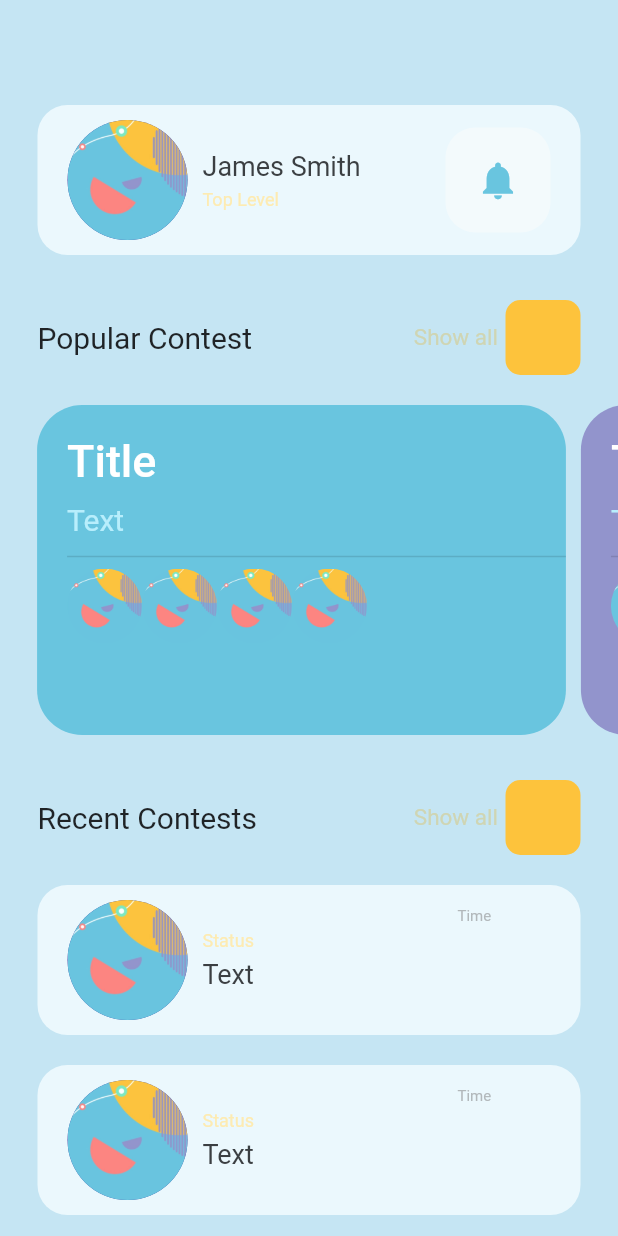
After one commit to lukechoi14/seventh_flutter_app, a Flutter app: the ContentPage screen opened directly, on a phone screen of 412 x 824 dp. The commit adds this screen. Run offline on Flutter 3.47's test engine with Material 2 defaults, Android fonts, the phone set to English and light mode, and no system bars; our stand-ins replace get.

Commit message:
content page done

```diff
--- /dev/null
+++ b/lib/content_page.dart
@@ -0,0 +1,339 @@
+import 'dart:convert';
+
+import 'package:flutter/cupertino.dart';
+import 'package:flutter/material.dart';
+import 'package:get/get.dart';
+
+// import 'my_detail_page.dart';
+class ContentPage extends StatefulWidget {
+  const ContentPage({Key? key}) : super(key: key);
+
+  @override
+  _ContentPageState createState() => _ContentPageState();
+}
+
+class _ContentPageState extends State<ContentPage> {
+
+  @override
+  Widget build(BuildContext context) {
+    double height=MediaQuery.of(context).size.height;
+    double width=MediaQuery.of(context).size.width;
+    int _currentIndex  = 0;
+    return
+      Scaffold(
+        body: Container(
+          padding: const EdgeInsets.only( top:70),
+          color:Color(0xFFc5e5f3),
+          child: Column(
+            children: [
+              //james smith
+              Container(
+                width: width,
+                height: 100,
+                margin: const EdgeInsets.only(left: 25, right: 25),
+                decoration: BoxDecoration(
+                  borderRadius: BorderRadius.circular(20),
+                  color:Color(0xFFebf8fd),
+                ),
+                child: Container(
+                  padding: const EdgeInsets.only(left: 20, right: 20),
+                  child: Row(
+                    children: [
+                      CircleAvatar(
+                        radius:40,
+                        backgroundImage: AssetImage(
+                            "img/background.jpg"
+                        ),
+                      ),
+                      SizedBox(width: 10,),
+                      Column(
+                        mainAxisAlignment: MainAxisAlignment.center,
+                        crossAxisAlignment: CrossAxisAlignment.start,
+                        children: [
+                          Text(
+                            "James Smith",
+                            style: TextStyle(
+                                color:Color(0xFF3b3f42),
+                                fontSize: 18,
+                                decoration: TextDecoration.none
+                            ),
+                          ),
+                          SizedBox(height: 5,),
+                          Text(
+                            "Top Level",
+                            style: TextStyle(
+                                color:Color(0xFFfdebb2),
+                                fontSize: 12,
+                                decoration: TextDecoration.none
+                            ),
+                          ),
+
+                        ],
+                      ),
+                      Expanded(child: Container()),
+                      Container(
+                        width: 70,
+                        height: 70,
+                        decoration: BoxDecoration(
+                            borderRadius: BorderRadius.circular(20),
+                            color:Color(0xFFf3fafc)
+                        ),
+                        child: Center(
+                          child: Icon(
+                            Icons.notifications,
+                            color:Color(0xFF69c5df),
+                            size: 30,
+                          ),
+                        ),
+                      ),
+
+                    ],
+                  ),
+                ),
+              ),
+              SizedBox(height: 30,),
+              //popular contest
+              Container(
+                padding: const EdgeInsets.only(left: 25, right: 25),
+                child: Row(
+                  children: [
+                    Text(
+                      "Popular Contest",
+                      style: TextStyle(
+                          color:Color(0xFF1f2326),
+                          fontSize: 20,
+                          decoration: TextDecoration.none
+                      ),
+                    ),
+                    Expanded(child: Container()),
+                    Text(
+                      "Show all",
+                      style: TextStyle(
+                          color:Color(0xFFcfd5b3),
+                          fontSize: 15,
+                          decoration: TextDecoration.none
+                      ),
+                    ),
+
+                    SizedBox(width: 5,),
+                    Container(
+                      width: 50,
+                      height: 50,
+                      decoration: BoxDecoration(
+                          borderRadius: BorderRadius.circular(10),
+                          color: Color(0xFFfdc33c)
+                      ),
+                      child: GestureDetector(
+
+                      ),
+                    )
+                  ],
+                ),
+              ),
+              SizedBox(height: 20,),
+              //list
+              Container(
+                height: 220,
+                child: PageView.builder(
+                    controller: PageController(viewportFraction: 0.88),
+                    itemCount: 4,
+                    itemBuilder: (_, i){
+                      return GestureDetector(
+
+
+                        child: Container(
+                          padding: const EdgeInsets.only(left: 20, top: 20),
+                          height: 220,
+                          width: MediaQuery.of(context).size.width-20,
+                          margin: const EdgeInsets.only(right: 10),
+                          decoration: BoxDecoration(
+                              borderRadius: BorderRadius.circular(30),
+                              color:i.isEven?Color(0xFF69c5df):Color(0xFF9294cc)
+                          ),
+                          child: Column(
+                            children: [
+                              Container(
+                                  child:Row(
+                                    children: [
+                                      Text(
+                                        "Title",
+                                        style: TextStyle(
+                                            fontSize: 30,
+                                            fontWeight: FontWeight.w500,
+                                            color:Colors.white
+                                        ),
+                                      ),
+                                      Expanded(child: Container())
+                                    ],
+                                  )
+                              ),
+                              SizedBox(height: 10),
+                              Container(
+                                width: width,
+                                child: Text(
+                                  "Text",
+                                  style: TextStyle(
+                                      fontSize: 20,
+                                      color:Color(0xFFb8eefc)
+                                  ),
+                                ),
+                              ),
+                              SizedBox(height: 5,),
+                              Divider(thickness: 1.0,),
+                              Row(
+                                  children:[for(int i=0; i<4; i++)
+                                    Container(
+
+                                      width: 50,
+                                      height: 50,
+                                      child: Container(
+
+                                        decoration: BoxDecoration(
+                                            borderRadius: BorderRadius.circular(25),
+                                            image: DecorationImage(
+                                                image: AssetImage(
+                                                    "img/background.jpg"
+                                                ),
+                                                fit: BoxFit.cover
+                                            )
+                                        ),
+                                      ),
+                                    )
+                                  ]
+
+
+
+                              ),
+                            ],
+                          ),
+                        ),
+                      );
+                    }),
+              ),
+              SizedBox(height: 30,),
+              //recent contests
+              Container(
+                padding: const EdgeInsets.only(left: 25, right: 25),
+                child: Row(
+                  children: [
+                    Text(
+                      "Recent Contests",
+                      style: TextStyle(
+                          color:Color(0xFF1f2326),
+                          fontSize: 20,
+                          decoration: TextDecoration.none
+                      ),
+                    ),
+                    Expanded(child: Container()),
+                    Text(
+                      "Show all",
+                      style: TextStyle(
+                          color:Color(0xFFcfd5b3),
+                          fontSize: 15,
+                          decoration: TextDecoration.none
+                      ),
+                    ),
+
+                    SizedBox(width: 5,),
+                    Container(
+                      width: 50,
+                      height: 50,
+                      decoration: BoxDecoration(
+                          borderRadius: BorderRadius.circular(10),
+                          color: Color(0xFFfdc33c)
+                      ),
+                      child: GestureDetector(
+
+                      ),
+                    )
+                  ],
+                ),
+              ),
+              SizedBox(height: 20,),
+              Expanded(
+                  child:   MediaQuery.removePadding(context: context,
+                      removeTop: true,
+                      child: ListView.builder(
+                          shrinkWrap: true,
+                          scrollDirection: Axis.vertical,
+                          itemCount: 4,
+                          itemBuilder: (_, i){
+                            return Container(
+                              width: width,
+                              height: 100,
+                              margin: const EdgeInsets.only(left: 25, right: 25, bottom: 20),
+                              decoration: BoxDecoration(
+                                borderRadius: BorderRadius.circular(20),
+                                color:Color(0xFFebf8fd),
+                              ),
+                              child: Container(
+                                padding: const EdgeInsets.only(left: 20, right: 20),
+                                child: Row(
+                                  children: [
+                                    CircleAvatar(
+                                      radius:40,
+                                      backgroundImage: AssetImage(
+                                          "img/background.jpg"
+                                      ),
+                                    ),
+                                    SizedBox(width: 10,),
+                                    Column(
+                                      mainAxisAlignment: MainAxisAlignment.center,
+                                      crossAxisAlignment: CrossAxisAlignment.start,
+                                      children: [
+                                        Text(
+                                          "Status",
+                                          style: TextStyle(
+                                              color:Color(0xFFfdebb2),
+                                              fontSize: 12,
+                                              decoration: TextDecoration.none
+                                          ),
+                                        ),
+                                        SizedBox(height: 5,),
+                                        SizedBox(
+                                          width: 170,
+                                          child: Text(
+                                            "Text",
+
+                                            style: TextStyle(
+                                                color:Color(0xFF3b3f42),
+                                                fontSize: 18,
+                                                decoration: TextDecoration.none
+                                            ),
+                                          ),
+                                        )
+
+                                      ],
+                                    ),
+                                    Expanded(child: Container()),
+                                    Container(
+                                      width: 70,
+                                      height: 70,
+
+                                      child: Text(
+                                        "Time",
+                                        style: TextStyle(
+                                            fontSize: 10,
+                                            decoration: TextDecoration.none,
+                                            color:Color(0xFFb2b8bb)
+                                        ),
+                                      ),
+                                    ),
+
+                                  ],
+                                ),
+                              ),
+                            );
+                          })
+
+                  )
+
+              ),
+            ],
+          ),
+        ),
+      );
+
+
+  }
+}
--- a/lib/home_page.dart
+++ b/lib/home_page.dart
@@ -26,7 +26,7 @@ class _MyHomePageState extends State<MyHomePage> {
               child: Container(
                 height: 700,
                 width: MediaQuery.of(context).size.width,
-                decoration: BoxDecoration(
+                decoration: const BoxDecoration(
                     image: DecorationImage(
                         image: AssetImage("img/background.jpg"),
                         fit:BoxFit.cover
@@ -55,7 +55,7 @@ class _MyHomePageState extends State<MyHomePage> {
                 SizedBox(height: 40,),
                 SizedBox(
                   width: MediaQuery.of(context).size.width-25,
-                        child: Text("We make great design work "
+                        child: const Text("We make great design work "
                             "happen with our great community designer",
                         style: TextStyle(
                           color: Colors.white60
@@ -79,7 +79,7 @@ class _MyHomePageState extends State<MyHomePage> {
                         borderRadius: BorderRadius.circular(30.0),
                       ),),
                       onPressed: ()=>Container(),
-                      child: Text(
+                      child: const Text(
                         "Get started",
                         style: TextStyle(
                           color:Colors.white
```
